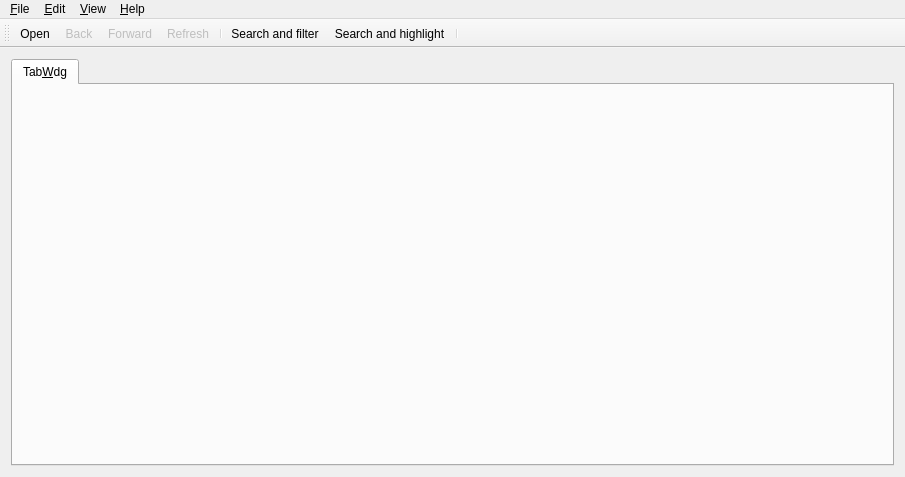
Old version of the form src/mainview.ui in the repository coolshou/qgitx.
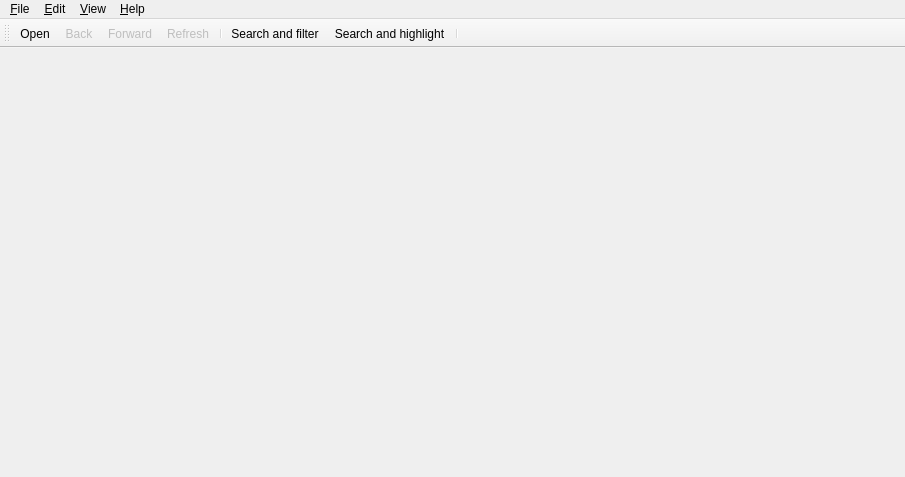
New version of the form. Icons and pictures are not drawn.

Commit message: replace TabWidget with a StackedWidget

```diff
--- a/src/mainview.ui
+++ b/src/mainview.ui
@@ -27,12 +27,7 @@
       <property name="orientation">
        <enum>Qt::Horizontal</enum>
       </property>
-      <widget class="QTabWidget" name="tabWdg">
-       <widget class="QWidget" name="TabWdg">
-        <attribute name="title">
-         <string>Tab&amp;Wdg</string>
-        </attribute>
-       </widget>
+      <widget class="QStackedWidget" name="viewStack">
       </widget>
      </widget>
     </item>
```
The commit also changes 1 other file.
